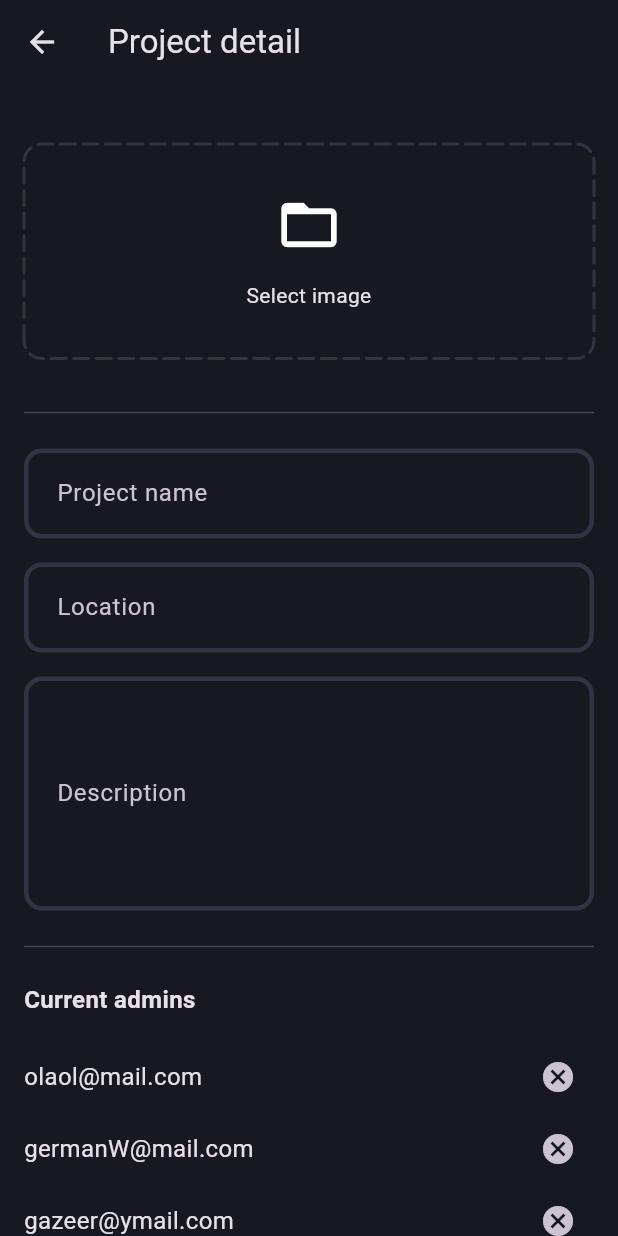
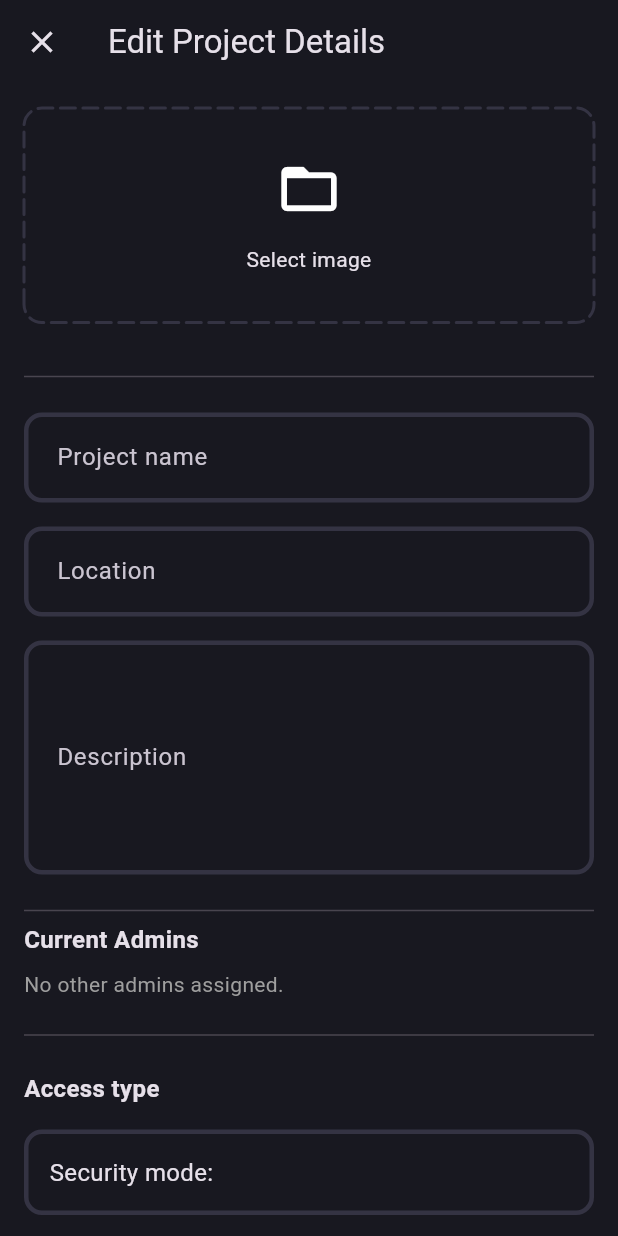
Before and after one commit to Olaoluwa99/site_board, a Flutter app: the EditProjectDetail screen opened directly with empty values, on a phone screen of 412 x 824 dp. Run offline on Flutter 3.47's test engine with Material 3 defaults, Android fonts, the phone set to English and light mode, and no system bars; drawn by our look-alikes of dotted_border; our stand-ins replace fl_chart, flutter_bloc, fpdart, get_it, google_generative_ai, hive and 5 more; accounts and stored records are empty.

Commit message:
Project detail & edit touch

```diff
--- a/lib/feature/projectSection/presentation/pages/edit_project_detail.dart
+++ b/lib/feature/projectSection/presentation/pages/edit_project_detail.dart
@@ -1,13 +1,17 @@
 import 'dart:io';
 
 import 'package:flutter/material.dart';
+import 'package:flutter_bloc/flutter_bloc.dart';
 import 'package:site_board/core/utils/show_snackbar.dart';
 import 'package:site_board/feature/projectSection/presentation/widgets/activate_field_editor.dart';
 import 'package:site_board/feature/projectSection/presentation/widgets/pseudo_editor.dart';
 
 import '../../../../core/common/widgets/gradient_button.dart';
+import '../../../../core/common/widgets/loader.dart';
+import '../../../../core/constants/constants.dart';
 import '../../../../core/utils/pick_image.dart';
 import '../../domain/entities/project.dart';
+import '../bloc/project_bloc.dart';
 import '../widgets/field_editor.dart';
 import '../widgets/image_item_project.dart';
 import '../widgets/project_security_item.dart';
@@ -29,25 +33,30 @@ class EditProjectDetail extends StatefulWidget {
 
 class _EditProjectDetailState extends State<EditProjectDetail> {
   File? image;
-  final TextEditingController _projectNameController = TextEditingController();
-  final TextEditingController _locationController = TextEditingController();
-  final TextEditingController _descriptionController = TextEditingController();
-  final TextEditingController _passwordController = TextEditingController();
+  late TextEditingController _projectNameController;
+  late TextEditingController _locationController;
+  late TextEditingController _descriptionController;
+  late TextEditingController _passwordController;
   final TextEditingController _emailController = TextEditingController();
-  //final TextEditingController _projectNameController = TextEditingController();
+
   String? selectedMode;
   bool dropdownOpen = false;
-  final adminEmailList = [
-    'olaol@mail.com',
-    'germanW@mail.com',
-    'gazeer@ymail.com',
-  ];
+  List<String> adminNames = [];
 
   @override
   void initState() {
     super.initState();
-    selectedMode = 'None'; //widget.project.
-    //adminEmailList = widget.project.adminEmailList;
+    _projectNameController = TextEditingController(text: widget.project.projectName);
+    _locationController = TextEditingController(text: widget.project.location);
+    _descriptionController = TextEditingController(text: widget.project.description);
+    _passwordController = TextEditingController(text: widget.project.projectPassword);
+
+    selectedMode = widget.project.projectSecurityType;
+
+    adminNames = widget.project.teamMembers
+        .where((m) => widget.project.teamAdminIds.contains(m.id) || m.isAdmin)
+        .map((m) => m.name)
+        .toList();
   }
 
   void selectImage() async {
@@ -60,31 +69,67 @@ class _EditProjectDetailState extends State<EditProjectDetail> {
   }
 
   void updateDetails() {
-    /**/
-    if (selectedMode == 'Password' && _passwordController.text.isEmpty) {
-      showSnackBar(context, 'Password field cannot be empty');
-    } else {
-      //
+    if (selectedMode == Constants.securityPassword && _passwordController.text.isEmpty) {
+      showSnackBar(context, 'Password field cannot be empty for Password Security mode');
+      return;
     }
+
+    final updatedProject = widget.project.copyWith(
+      projectName: _projectNameController.text.trim(),
+      location: _locationController.text.trim(),
+      description: _descriptionController.text.trim(),
+      projectSecurityType: selectedMode,
+      projectPassword: selectedMode == Constants.securityPassword ? _passwordController.text.trim() : '',
+    );
+
+    context.read<ProjectBloc>().add(
+      ProjectUpdate(
+        project: updatedProject,
+        coverImage: image,
+      ),
+    );
   }
 
   @override
   void dispose() {
     _projectNameController.dispose();
+    _locationController.dispose();
+    _descriptionController.dispose();
+    _passwordController.dispose();
+    _emailController.dispose();
     super.dispose();
   }
 
   @override
   Widget build(BuildContext context) {
     return Scaffold(
-      appBar: AppBar(title: Text('Project detail')),
-      body: SingleChildScrollView(
+      appBar: AppBar(
+        title: Text('Edit Project Details'),
+        leading: IconButton(
+          icon: Icon(Icons.close),
+          onPressed: widget.onClose,
+        ),
+      ),
+      body: BlocListener<ProjectBloc, ProjectState>(
+        listener: (context, state) {
+          if (state is ProjectLoading) {
+            showLoaderDialog(context);
+          }
+          if (state is ProjectRetrieveSuccess) {
+            Navigator.of(context, rootNavigator: true).pop();
+            widget.onCompleted();
+          }
+          if (state is ProjectFailure) {
+            Navigator.of(context, rootNavigator: true).pop();
+            showSnackBar(context, state.error);
+          }
+        },
+        child: SingleChildScrollView(
           child: Padding(
             padding: const EdgeInsets.all(16.0),
             child: Column(
               crossAxisAlignment: CrossAxisAlignment.start,
               children: [
-              SizedBox(height: 24),
                 ImageItemProject(
                   imageAsFile: image,
                   imageAsLink: widget.project.coverPhotoUrl ?? '',
@@ -113,44 +158,19 @@ class _EditProjectDetailState extends State<EditProjectDetail> {
                 ),
                 SizedBox(height: 16),
                 Divider(),
-              SizedBox(height: 16),
+
                 Text(
-                'Current admins',
+                  'Current Admins',
                   style: TextStyle(fontSize: 16, fontWeight: FontWeight.bold),
                 ),
-              SizedBox(height: 16),
-              ...List.of(adminEmailList).map((item) {
-                return Row(
-                  children: [
-                    Text(item, style: TextStyle(fontSize: 16)),
-                    Spacer(),
-                    IconButton(
-                      onPressed: () {
-                        adminEmailList.remove(item);
-                        setState(() {});
-                      },
-                      icon: Icon(Icons.cancel),
-                    ),
-                  ],
-                );
-              }),
                 SizedBox(height: 8),
-              ActivateFieldEditor(
-                hintText: 'Add admin Email',
-                controller: _emailController,
-                onClick: () {
-                  if (_emailController.text.isNotEmpty) {
-                    adminEmailList.add(_emailController.text.trim());
-                    _emailController.text = '';
-                    setState(() {});
-                  } else {
-                    showSnackBar(
-                      context,
-                      'Input a value into field and try again.',
-                    );
-                  }
-                },
-              ),
+                if (adminNames.isEmpty)
+                  Text("No other admins assigned.", style: TextStyle(color: Colors.grey)),
+                ...adminNames.map((name) => Padding(
+                  padding: const EdgeInsets.symmetric(vertical: 4.0),
+                  child: Text("• $name", style: TextStyle(fontSize: 16)),
+                )),
+
                 SizedBox(height: 16),
                 Divider(),
                 SizedBox(height: 16),
@@ -168,33 +188,34 @@ class _EditProjectDetailState extends State<EditProjectDetail> {
                   },
                 ),
                 SizedBox(height: 16),
-              selectedMode == 'Password'
-                  ? Column(
+
+                ProjectSecurityItem(
+                  dropdownOpen: dropdownOpen,
+                  onCompleted: (outputMode) {
+                    setState(() {
+                      selectedMode = outputMode;
+                      dropdownOpen = false;
+                    });
+                  },
+                ),
+
+                if (selectedMode == Constants.securityPassword)
+                  Column(
                     children: [
+                      SizedBox(height: 16),
                       FieldEditor(
                         hintText: 'Input password',
                         controller: _passwordController,
                         textInputType: TextInputType.visiblePassword,
                       ),
-                      SizedBox(height: 16),
                     ],
-                  )
-                  : SizedBox.shrink(),
-              ProjectSecurityItem(
-                dropdownOpen: dropdownOpen,
-                onCompleted: (outputMode) {
-                  setState(() {
-                    selectedMode = outputMode;
-                    dropdownOpen = false; // Close after selection
-                  });
-                },
                   ),
-              SizedBox(height: 16),
-              Divider(),
-              SizedBox(height: 16),
-              GradientButton(onClick: updateDetails, text: 'Update'),
-              SizedBox(height: 120),
+
+                SizedBox(height: 24),
+                GradientButton(onClick: updateDetails, text: 'Update Project'),
+                SizedBox(height: 40),
               ],
+            ),
           ),
         ),
       ),
```
Also changed, not shown: lib/feature/projectSection/presentation/pages/project_home_page.dart (+27 -13 lines), lib/feature/projectSection/presentation/pages/view_project_detail.dart (+28 -14 lines), lib/feature/projectSection/presentation/widgets/about_project_card.dart (+6 -4 lines). Lines whose indentation alone changed are shown as unchanged.
